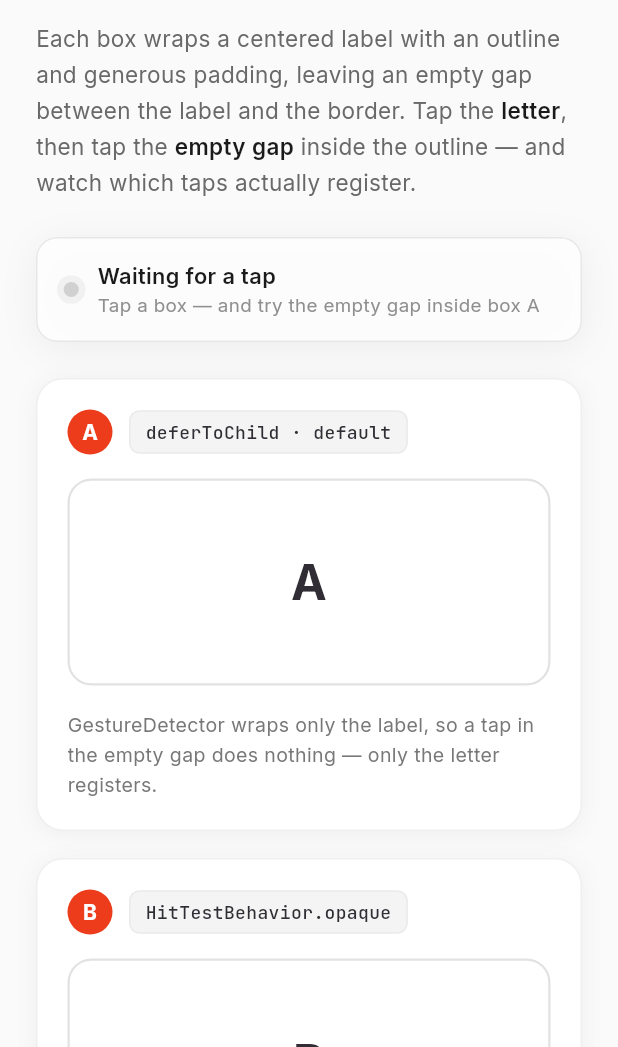
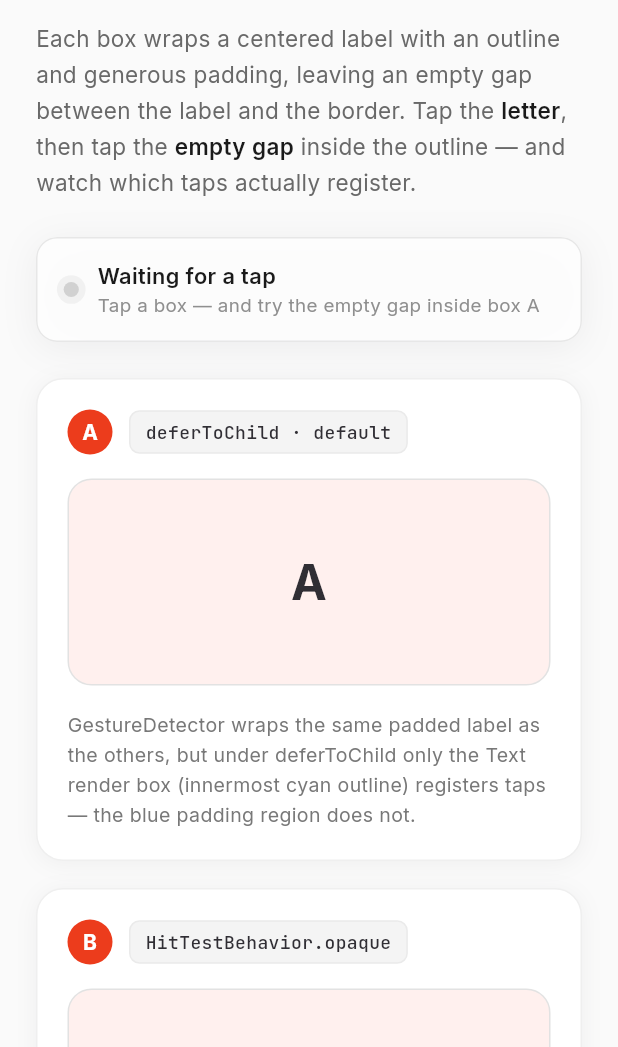
Before and after one commit to ddikman/flutter-hit-test-behaviour-example, a Flutter app: the screen it shows after launch, on a phone screen of 412 x 824 dp, the part 189-1236 px from its top. Run offline on Flutter 3.47's test engine with Material 3 defaults, Android fonts, the phone set to English and light mode, and no system bars; our stand-ins replace google_fonts.

Commit message:
Refactor demo boxes to use contrast containers and debug paint overlay.
Replace OutlinedBox with padded Container layouts that correctly demonstrate
deferToChild vs opaque behaviour, add a debugPaintSize legend with screenshot,
and fix grid overflow from IntrinsicHeight stretching.

Co-authored-by: Cursor <cursoragent@cursor.com>

```diff
--- a/lib/demo_data.dart
+++ b/lib/demo_data.dart
@@ -1,7 +1,7 @@
 import 'package:flutter/widgets.dart';
 
-/// One demo box: a label shown inside an outline, wired to a [GestureDetector]
-/// configured with [behavior].
+/// One demo box: a label inside a contrast container, wired to a
+/// [GestureDetector] configured with [behavior].
 class BoxSpec {
   const BoxSpec({
     required this.id,
@@ -24,8 +24,8 @@ class BoxSpec {
   /// (deferToChild), so only the label is a hit target.
   final HitTestBehavior? behavior;
 
-  /// When true, the label sits on a `Colors.transparent` ColoredBox, which
-  /// hit-tests across the whole box even under the default behaviour (box D).
+  /// When true, the padding is wrapped in a `Colors.transparent` [ColoredBox],
+  /// which hit-tests across the whole box even under the default behaviour (box D).
   final bool transparentFill;
 }
 
@@ -33,8 +33,9 @@ const kBoxes = <BoxSpec>[
   BoxSpec(
     id: 'A',
     tag: 'deferToChild · default',
-    desc: 'GestureDetector wraps only the label, so a tap in the empty gap does '
-        'nothing — only the letter registers.',
+    desc: 'GestureDetector wraps the same padded label as the others, but under '
+        'deferToChild only the Text render box (innermost cyan outline) registers '
+        'taps — the blue padding region does not.',
   ),
   BoxSpec(
     id: 'B',
@@ -53,8 +54,8 @@ const kBoxes = <BoxSpec>[
     id: 'D',
     tag: 'Colors.transparent fill',
     transparentFill: true,
-    desc: 'Default behaviour, but the label sits on a Colors.transparent '
-        'ColoredBox that hit-tests across the whole box — so the gap taps too. '
+    desc: 'Default behaviour, but a Colors.transparent ColoredBox wraps the '
+        'padding so the whole box hit-tests — gap taps register too. '
         'Looks identical to A.',
   ),
 ];
--- a/lib/main.dart
+++ b/lib/main.dart
@@ -1,17 +1,26 @@
 import 'dart:async';
 import 'dart:math' as math;
 
+import 'package:flutter/foundation.dart';
 import 'package:flutter/material.dart';
+import 'package:flutter/rendering.dart';
 import 'package:url_launcher/url_launcher.dart';
 
 import 'demo_data.dart';
 import 'theme.dart';
+import 'widgets/debug_paint_note.dart';
 import 'widgets/demo_card.dart';
 import 'widgets/demo_header.dart';
 import 'widgets/status_bar.dart';
 import 'widgets/why_note.dart';
 
-void main() => runApp(const HitTestDemoApp());
+void main() {
+  assert(() {
+    debugPaintSizeEnabled = true;
+    return true;
+  }());
+  runApp(const HitTestDemoApp());
+}
 
 class HitTestDemoApp extends StatelessWidget {
   const HitTestDemoApp({super.key});
@@ -90,6 +99,10 @@ class _DemoPageState extends State<DemoPage> with SingleTickerProviderStateMixin
                   const SizedBox(height: 24),
                   _grid(cols),
                   const SizedBox(height: 24),
+                  if (kDebugMode) ...[
+                    const DebugPaintNote(),
+                    const SizedBox(height: 24),
+                  ],
                   const WhyNote(),
                   const SizedBox(height: 20),
                   _footer(),
@@ -102,7 +115,7 @@ class _DemoPageState extends State<DemoPage> with SingleTickerProviderStateMixin
     );
   }
 
-  /// Lays the cards out in [cols] columns, equalising row heights.
+  /// Lays the cards out in [cols] columns, top-aligned so descriptions can wrap freely.
   Widget _grid(int cols) {
     Widget cardFor(BoxSpec box) => DemoCard(box: box, onTap: () => _tap(box));
 
@@ -120,16 +133,14 @@ class _DemoPageState extends State<DemoPage> with SingleTickerProviderStateMixin
     final rows = <Widget>[];
     for (var i = 0; i < kBoxes.length; i += cols) {
       final chunk = kBoxes.sublist(i, math.min(i + cols, kBoxes.length));
-      rows.add(IntrinsicHeight(
-        child: Row(
-          crossAxisAlignment: CrossAxisAlignment.stretch,
-          children: [
-            for (var j = 0; j < cols; j++) ...[
-              if (j > 0) const SizedBox(width: 18),
-              Expanded(child: j < chunk.length ? cardFor(chunk[j]) : const SizedBox()),
-            ],
+      rows.add(Row(
+        crossAxisAlignment: CrossAxisAlignment.start,
+        children: [
+          for (var j = 0; j < cols; j++) ...[
+            if (j > 0) const SizedBox(width: 18),
+            Expanded(child: j < chunk.length ? cardFor(chunk[j]) : const SizedBox()),
           ],
-        ),
+        ],
       ));
     }
     return Column(
--- a/lib/theme.dart
+++ b/lib/theme.dart
@@ -14,6 +14,7 @@ class AppColors {
   static const sub = Color(0xFF8F8F8F);
   static const desc = Color(0xFF787878);
   static const cardBorder = Color(0xFFEFEFEF);
+  static const boxBg = Color(0xFFFFF0EE);
   static const boxBorder = Color(0xFFE2E2E2);
   static const tagBg = Color(0xFFF4F4F4);
   static const tagBorder = Color(0xFFEAEAEA);
--- a/lib/widgets/demo_card.dart
+++ b/lib/widgets/demo_card.dart
@@ -2,7 +2,6 @@ import 'package:flutter/material.dart';
 
 import '../demo_data.dart';
 import '../theme.dart';
-import 'outlined_box.dart';
 
 /// A single demo card: the letter badge, the behaviour tag, the interactive
 /// box, and a one-line description.
@@ -12,20 +11,48 @@ class DemoCard extends StatelessWidget {
   final BoxSpec box;
   final VoidCallback onTap;
 
+  static const _boxHeight = 138.0;
+  static const _labelPadding = EdgeInsets.all(40);
+
   @override
   Widget build(BuildContext context) {
-    final label = Center(child: Text(box.id, style: inter(32, FontWeight.w700, AppColors.ink2)));
+    final label = Text(box.id, style: inter(32, FontWeight.w700, AppColors.ink2));
 
-    // The demo itself: a plain GestureDetector with this box's HitTestBehavior,
-    // wrapping only the label. OutlinedBox draws the frame around it (as a
-    // parent), so the outline is never part of the hit-test target.
-    final interactiveBox = OutlinedBox(
+    final paddedLabel = Padding(
+      padding: _labelPadding,
+      child: Align(alignment: Alignment.center, child: label),
+    );
+
+    // All boxes share the same SizedBox + Padding layout. Hit-test behaviour differs:
+    // A — deferToChild: only Text registers; blue padding is layout-only.
+    // B/C — opaque/translucent: GestureDetector claims the full cyan rectangle.
+    // D — transparent ColoredBox fill makes the padding region hit-testable too.
+    final Widget gestureChild;
+    if (box.transparentFill) {
+      gestureChild = ColoredBox(
+        color: Colors.transparent,
+        child: paddedLabel,
+      );
+    } else {
+      gestureChild = paddedLabel;
+    }
+
+    final interactiveBox = Container(
+      width: double.infinity,
+      height: _boxHeight,
+      decoration: BoxDecoration(
+        color: AppColors.boxBg,
+        border: Border.all(color: AppColors.boxBorder),
+        borderRadius: BorderRadius.circular(16),
+      ),
       child: GestureDetector(
         behavior: box.behavior, // A: null (deferToChild) · B: opaque · C: translucent · D: null
         onTap: onTap,
-        child: box.transparentFill
-            ? ColoredBox(color: Colors.transparent, child: label) // D
-            : label,
+        child: SizedBox(
+          width: double.infinity,
+          height: _boxHeight,
+          child: gestureChild,
+        ),
       ),
     );
 
@@ -38,6 +65,7 @@ class DemoCard extends StatelessWidget {
       ),
       padding: const EdgeInsets.all(20),
       child: Column(
+        mainAxisSize: MainAxisSize.min,
         crossAxisAlignment: CrossAxisAlignment.start,
         children: [
           Row(
@@ -71,7 +99,10 @@ class DemoCard extends StatelessWidget {
           const SizedBox(height: 16),
           interactiveBox,
           const SizedBox(height: 16),
-          Text(box.desc, style: inter(13, FontWeight.w400, AppColors.desc, height: 1.55)),
+          SizedBox(
+            width: double.infinity,
+            child: Text(box.desc, style: inter(13, FontWeight.w400, AppColors.desc, height: 1.55)),
+          ),
         ],
       ),
     );
--- a/lib/widgets/demo_header.dart
+++ b/lib/widgets/demo_header.dart
@@ -24,7 +24,14 @@ class DemoHeader extends StatelessWidget {
               child: Text('FLUTTER', style: mono(11, FontWeight.w600, AppColors.accent, spacing: 0.7)),
             ),
             const SizedBox(width: 10),
-            Text('widgets · gesture', style: mono(12, FontWeight.w500, AppColors.sub)),
+            Flexible(
+              child: Text(
+                'widgets · gesture',
+                maxLines: 1,
+                overflow: TextOverflow.ellipsis,
+                style: mono(12, FontWeight.w500, AppColors.sub),
+              ),
+            ),
           ],
         ),
         const SizedBox(height: 14),
--- a/lib/widgets/outlined_box.dart
+++ /dev/null
@@ -1,28 +0,0 @@
-import 'package:flutter/material.dart';
-
-import '../theme.dart';
-
-/// The rounded outline and fixed height shared by every demo box.
-///
-/// This is styling only. It draws the border as a *parent* of the
-/// GestureDetector it wraps, so the outline is never part of the hit-test
-/// target — which is exactly why box A (deferToChild) ignores taps in the gap.
-class OutlinedBox extends StatelessWidget {
-  const OutlinedBox({super.key, required this.child});
-
-  final Widget child;
-
-  @override
-  Widget build(BuildContext context) {
-    return SizedBox(
-      height: 138,
-      child: DecoratedBox(
-        decoration: BoxDecoration(
-          border: Border.all(color: AppColors.boxBorder, width: 1.5),
-          borderRadius: BorderRadius.circular(16),
-        ),
-        child: child,
-      ),
-    );
-  }
-}
--- a/pubspec.yaml
+++ b/pubspec.yaml
@@ -63,10 +63,8 @@ flutter:
   # the material Icons class.
   uses-material-design: true
 
-  # To add assets to your application, add an assets section, like this:
-  # assets:
-  #   - images/a_dot_burr.jpeg
-  #   - images/a_dot_ham.jpeg
+  assets:
+    - assets/screenshot.png
 
   # An image asset can refer to one or more resolution-specific "variants", see
   # https://flutter.dev/to/resolution-aware-images
```
Also changed, not shown: lib/widgets/debug_paint_note.dart (added, +109 -0 lines), assets/screenshot.png (added).
